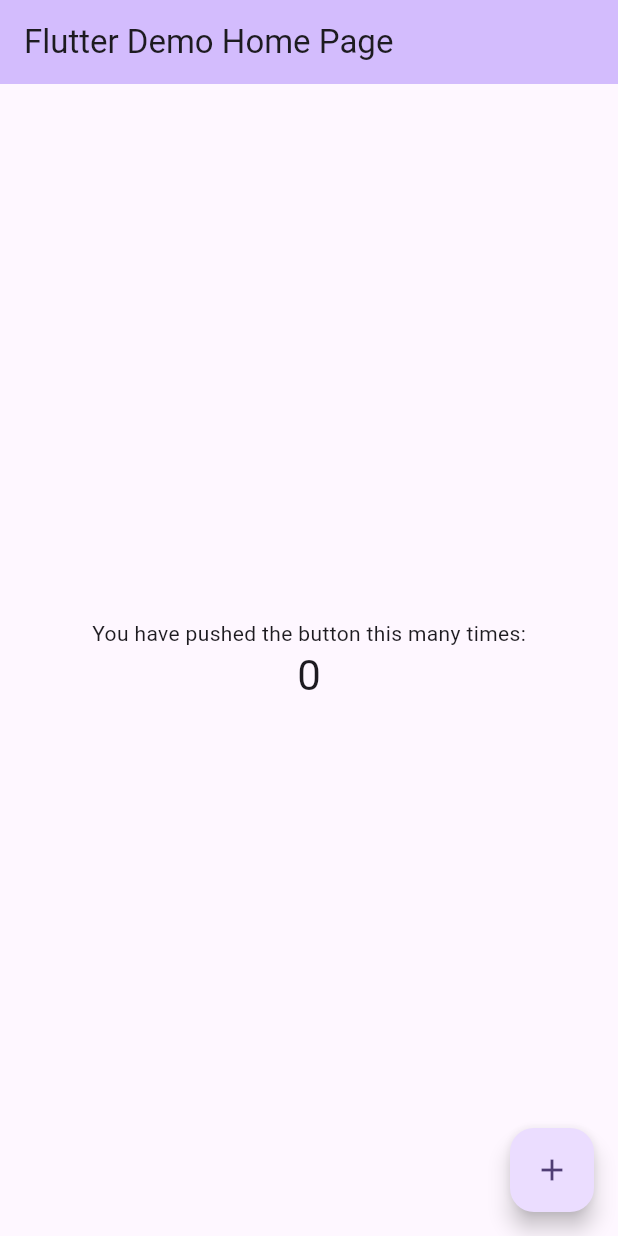
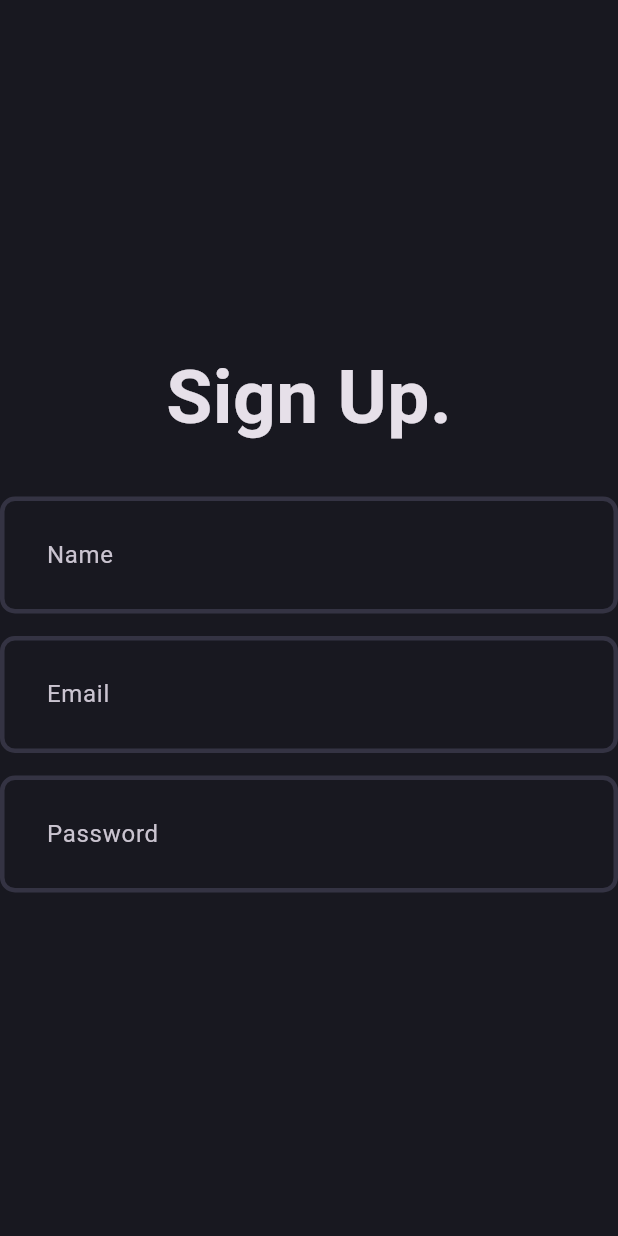
Before and after one commit to AlanTyping/BlogApp, a Flutter app: the screen it shows after launch, on a phone screen of 412 x 824 dp. Run offline on Flutter 3.47's test engine with Material 3 defaults, Android fonts, the phone set to English and light mode, and no system bars.

Commit message:
developing signup page

```diff
--- /dev/null
+++ b/lib/core/theme/app_pallete.dart
@@ -0,0 +1,13 @@
+import 'package:flutter/material.dart';
+
+class AppPallete {
+  static const Color backgroundColor = Color.fromRGBO(24, 24, 32, 1);
+  static const Color gradient1 = Color.fromRGBO(187, 63, 221, 1);
+  static const Color gradient2 = Color.fromRGBO(251, 109, 169, 1);
+  static const Color gradient3 = Color.fromRGBO(255, 159, 124, 1);
+  static const Color borderColor = Color.fromRGBO(52, 51, 67, 1);
+  static const Color whiteColor = Colors.white;
+  static const Color greyColor = Colors.grey;
+  static const Color errorColor = Colors.redAccent;
+  static const Color transparentColor = Colors.transparent;
+}
--- /dev/null
+++ b/lib/core/theme/theme.dart
@@ -0,0 +1,21 @@
+import 'package:blog_app/core/theme/app_pallete.dart';
+import 'package:flutter/material.dart';
+
+class AppTheme {
+  static _border([Color color = AppPallete.borderColor]) => OutlineInputBorder(
+        borderSide: BorderSide(
+          color: color,
+          width: 3,
+        ),
+        borderRadius: BorderRadius.circular(10),
+      );
+
+  static final darkThemeMode = ThemeData.dark().copyWith(
+    scaffoldBackgroundColor: AppPallete.backgroundColor,
+    inputDecorationTheme: InputDecorationTheme(
+      contentPadding: const EdgeInsets.all(27),
+      enabledBorder: _border(),
+      focusedBorder: _border(AppPallete.gradient2),
+    ),
+  );
+}
--- /dev/null
+++ b/lib/features/auth/presentation/pages/signup_page.dart
@@ -0,0 +1,31 @@
+import 'package:blog_app/features/auth/presentation/widgets/auth_field.dart';
+import 'package:flutter/material.dart';
+
+class SignUpPage extends StatefulWidget {
+  const SignUpPage({super.key});
+
+  @override
+  State<SignUpPage> createState() => _SignUpPageState();
+}
+
+class _SignUpPageState extends State<SignUpPage> {
+  @override
+  Widget build(BuildContext context) {
+    return const Scaffold(
+        body: Column(
+      mainAxisAlignment: MainAxisAlignment.center,
+      children: [
+        Text(
+          'Sign Up.',
+          style: TextStyle(fontSize: 50, fontWeight: FontWeight.bold),
+        ),
+        SizedBox(height: 30),
+        AuthField(hintText: 'Name'),
+        SizedBox(height: 15),
+        AuthField(hintText: 'Email'),
+        SizedBox(height: 15),
+        AuthField(hintText: 'Password'),
+      ],
+    ));
+  }
+}
--- /dev/null
+++ b/lib/features/auth/presentation/widgets/auth_field.dart
@@ -0,0 +1,15 @@
+import 'package:flutter/material.dart';
+
+class AuthField extends StatelessWidget {
+  final String hintText;
+  const AuthField({super.key, required this.hintText});
+
+  @override
+  Widget build(BuildContext context) {
+    return TextFormField(
+      decoration: InputDecoration(
+        hintText: hintText,
+      ),
+    );
+  }
+}
--- a/lib/main.dart
+++ b/lib/main.dart
@@ -1,3 +1,5 @@
+import 'package:blog_app/core/theme/theme.dart';
+import 'package:blog_app/features/auth/presentation/pages/signup_page.dart';
 import 'package:flutter/material.dart';
 
 void main() {
@@ -11,115 +13,9 @@ class MyApp extends StatelessWidget {
   @override
   Widget build(BuildContext context) {
     return MaterialApp(
-      title: 'Flutter Demo',
-      theme: ThemeData(
-        // This is the theme of your application.
-        //
-        // TRY THIS: Try running your application with "flutter run". You'll see
-        // the application has a purple toolbar. Then, without quitting the app,
-        // try changing the seedColor in the colorScheme below to Colors.green
-        // and then invoke "hot reload" (save your changes or press the "hot
-        // reload" button in a Flutter-supported IDE, or press "r" if you used
-        // the command line to start the app).
-        //
-        // Notice that the counter didn't reset back to zero; the application
-        // state is not lost during the reload. To reset the state, use hot
-        // restart instead.
-        //
-        // This works for code too, not just values: Most code changes can be
-        // tested with just a hot reload.
-        colorScheme: ColorScheme.fromSeed(seedColor: Colors.deepPurple),
-        useMaterial3: true,
-      ),
-      home: const MyHomePage(title: 'Flutter Demo Home Page'),
-    );
+        debugShowCheckedModeBanner: false,
+        title: 'Debbug App',
+        theme: AppTheme.darkThemeMode,
+        home: const SignUpPage());
   }
 }
-
-class MyHomePage extends StatefulWidget {
-  const MyHomePage({super.key, required this.title});
-
-  // This widget is the home page of your application. It is stateful, meaning
-  // that it has a State object (defined below) that contains fields that affect
-  // how it looks.
-
-  // This class is the configuration for the state. It holds the values (in this
-  // case the title) provided by the parent (in this case the App widget) and
-  // used by the build method of the State. Fields in a Widget subclass are
-  // always marked "final".
-
-  final String title;
-
-  @override
-  State<MyHomePage> createState() => _MyHomePageState();
-}
-
-class _MyHomePageState extends State<MyHomePage> {
-  int _counter = 0;
-
-  void _incrementCounter() {
-    setState(() {
-      // This call to setState tells the Flutter framework that something has
-      // changed in this State, which causes it to rerun the build method below
-      // so that the display can reflect the updated values. If we changed
-      // _counter without calling setState(), then the build method would not be
-      // called again, and so nothing would appear to happen.
-      _counter++;
-    });
-  }
-
-  @override
-  Widget build(BuildContext context) {
-    // This method is rerun every time setState is called, for instance as done
-    // by the _incrementCounter method above.
-    //
-    // The Flutter framework has been optimized to make rerunning build methods
-    // fast, so that you can just rebuild anything that needs updating rather
-    // than having to individually change instances of widgets.
-    return Scaffold(
-      appBar: AppBar(
-        // TRY THIS: Try changing the color here to a specific color (to
-        // Colors.amber, perhaps?) and trigger a hot reload to see the AppBar
-        // change color while the other colors stay the same.
-        backgroundColor: Theme.of(context).colorScheme.inversePrimary,
-        // Here we take the value from the MyHomePage object that was created by
-        // the App.build method, and use it to set our appbar title.
-        title: Text(widget.title),
-      ),
-      body: Center(
-        // Center is a layout widget. It takes a single child and positions it
-        // in the middle of the parent.
-        child: Column(
-          // Column is also a layout widget. It takes a list of children and
-          // arranges them vertically. By default, it sizes itself to fit its
-          // children horizontally, and tries to be as tall as its parent.
-          //
-          // Column has various properties to control how it sizes itself and
-          // how it positions its children. Here we use mainAxisAlignment to
-          // center the children vertically; the main axis here is the vertical
-          // axis because Columns are vertical (the cross axis would be
-          // horizontal).
-          //
-          // TRY THIS: Invoke "debug painting" (choose the "Toggle Debug Paint"
-          // action in the IDE, or press "p" in the console), to see the
-          // wireframe for each widget.
-          mainAxisAlignment: MainAxisAlignment.center,
-          children: <Widget>[
-            const Text(
-              'You have pushed the button this many times:',
-            ),
-            Text(
-              '$_counter',
-              style: Theme.of(context).textTheme.headlineMedium,
-            ),
-          ],
-        ),
-      ),
-      floatingActionButton: FloatingActionButton(
-        onPressed: _incrementCounter,
-        tooltip: 'Increment',
-        child: const Icon(Icons.add),
-      ), // This trailing comma makes auto-formatting nicer for build methods.
-    );
-  }
-}
```
